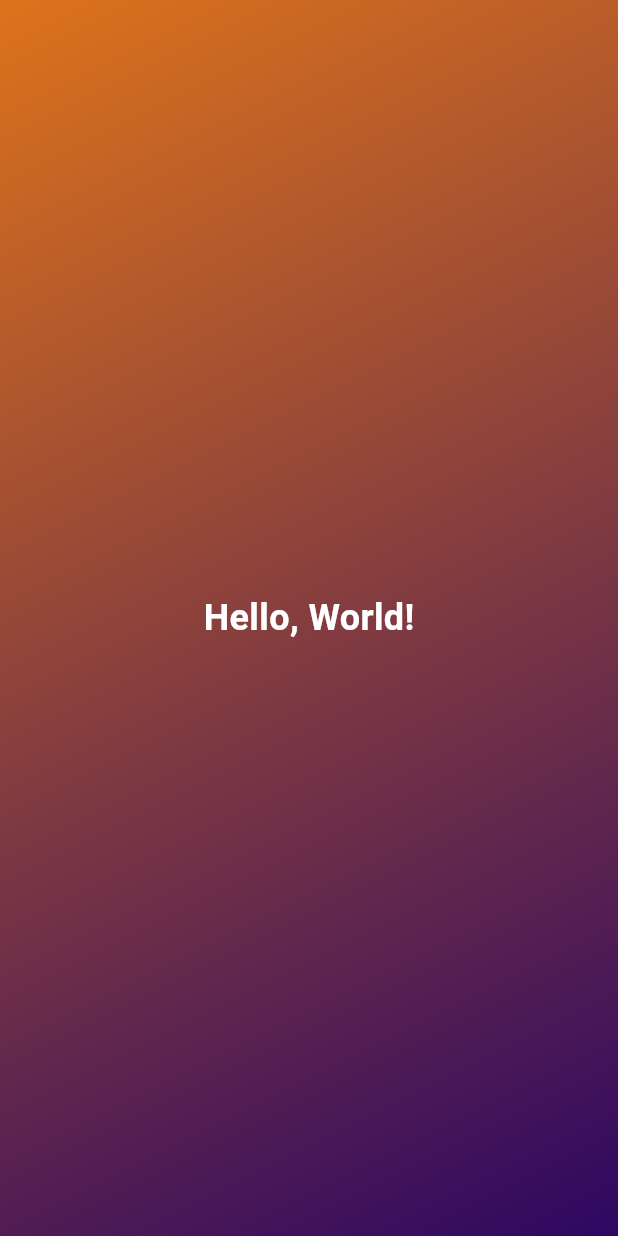
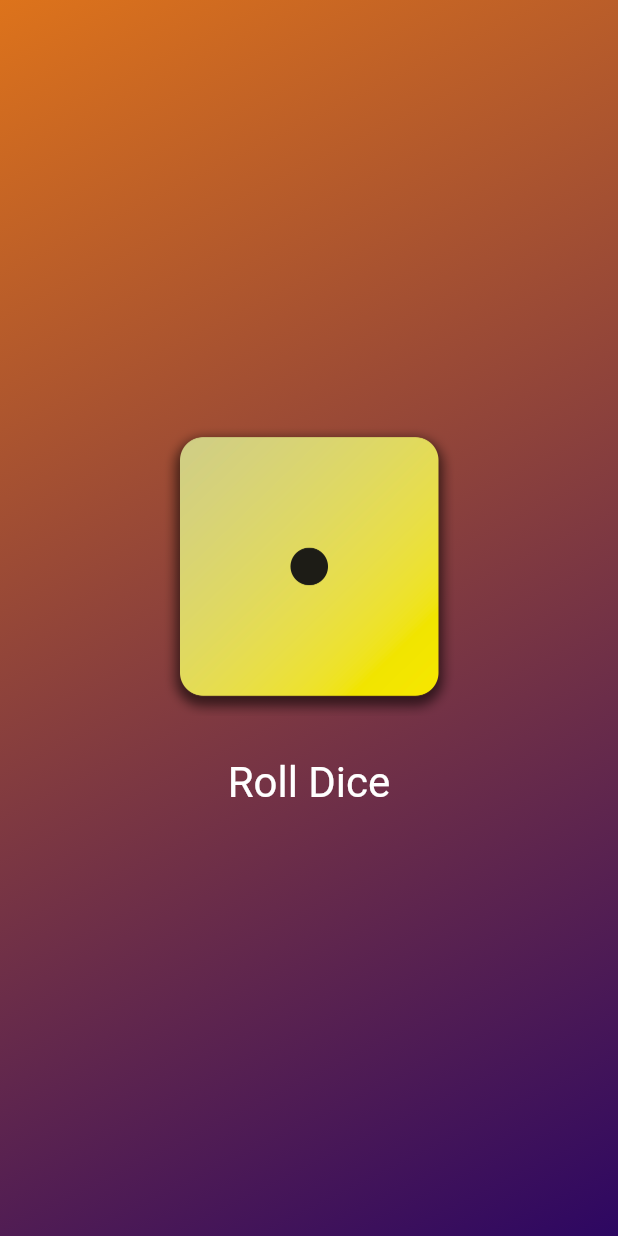
Before and after one commit to Benjamincntt/first_app_flutter, a Flutter app: the screen it shows after launch, on a phone screen of 412 x 824 dp. Run offline on Flutter 3.47's test engine with Material 3 defaults, Android fonts, the phone set to English and light mode, and no system bars.

Commit message:
code complete

```diff
--- /dev/null
+++ b/lib/dice_roller.dart
@@ -0,0 +1,44 @@
+import 'package:flutter/material.dart';
+import 'dart:math';
+
+class DiceRoller extends StatefulWidget {
+  const DiceRoller({super.key});
+
+  @override
+  State<DiceRoller> createState() => _DiceRollerState();
+}
+
+class _DiceRollerState extends State<DiceRoller> {
+  final randomizer = Random();
+  var currentDiceRoll = 1;
+
+  void rollDice() {
+    setState(() {
+      currentDiceRoll = randomizer.nextInt(6) + 1;
+    });
+  }
+
+  @override
+  Widget build(context) {
+    return Column(
+      mainAxisSize: MainAxisSize.min,
+      children: [
+        Image.asset(
+          'assets/images/dice-$currentDiceRoll.png',
+          width: 200,
+        ),
+        const SizedBox(height: 20),
+        TextButton(
+          onPressed: rollDice,
+          style: TextButton.styleFrom(
+            foregroundColor: Colors.white,
+            textStyle: const TextStyle(
+              fontSize: 28,
+            ),
+          ),
+          child: const Text('Roll Dice'),
+        ),
+      ],
+    );
+  }
+}
--- a/lib/gradient_container.dart
+++ b/lib/gradient_container.dart
@@ -1,27 +1,31 @@
 import 'package:flutter/material.dart';
-import 'package:first_app_flutter/styled_text.dart';
+import 'dice_roller.dart';
 
 var startAlignment = Alignment.topLeft;
 var endAlignment = Alignment.bottomRight;
 
 class GradientContainer extends StatelessWidget {
-  const GradientContainer({super.key});
+  const GradientContainer(this.color1, this.color2, {super.key});
+
+  const GradientContainer.purple({super.key})
+      : color1 = Colors.deepPurple,
+        color2 = Colors.indigo;
+
+  final Color color1;
+  final Color color2;
 
   @override
   Widget build(context) {
     return Container(
       decoration: BoxDecoration(
         gradient: LinearGradient(
-          colors: const [
-            Color.fromARGB(255, 221, 115, 27),
-            Color.fromARGB(255, 45, 7, 98),
-          ],
+          colors: [color1, color2],
           begin: startAlignment,
           end: endAlignment,
         ),
       ),
       child: const Center(
-        child: StyledText(),
+        child: DiceRoller(),
       ),
     );
   }
--- a/lib/main.dart
+++ b/lib/main.dart
@@ -1,12 +1,22 @@
 import 'package:first_app_flutter/gradient_container.dart';
 import 'package:flutter/material.dart';
 
+class MyApp extends StatelessWidget {
+  const MyApp({super.key});
+
+  @override
+  Widget build(BuildContext context) {
+    return const MaterialApp(
+      home: Scaffold(
+        body: GradientContainer(
+          Color.fromARGB(255, 221, 115, 27),
+          Color.fromARGB(255, 45, 7, 98),
+        ),
+      ),
+    );
+  }
+}
+
 void main() {
-  runApp(
-    const MaterialApp(
-      home: Scaffold(
-        body: GradientContainer(),
-      ),
-    ),
-  );
+  runApp(const MyApp());
 }
--- a/lib/styled_text.dart
+++ b/lib/styled_text.dart
@@ -1,13 +1,15 @@
 import 'package:flutter/material.dart';
 
 class StyledText extends StatelessWidget {
-  const StyledText({super.key});
+  const StyledText(this.text, {super.key});
+
+  final String text;
 
   @override
   Widget build(context) {
-    return const Text(
-      'Hello, World!',
-      style: TextStyle(
+    return Text(
+      text,
+      style: const TextStyle(
         color: Colors.white,
         fontSize: 24,
         fontWeight: FontWeight.bold,
```
Also changed, not shown: pubspec.yaml (+8 -6 lines), assets/images/dice-1.png (added), assets/images/dice-2.png (added), assets/images/dice-3.png (added), assets/images/dice-4.png (added), assets/images/dice-5.png (added), assets/images/dice-6.png (added).
